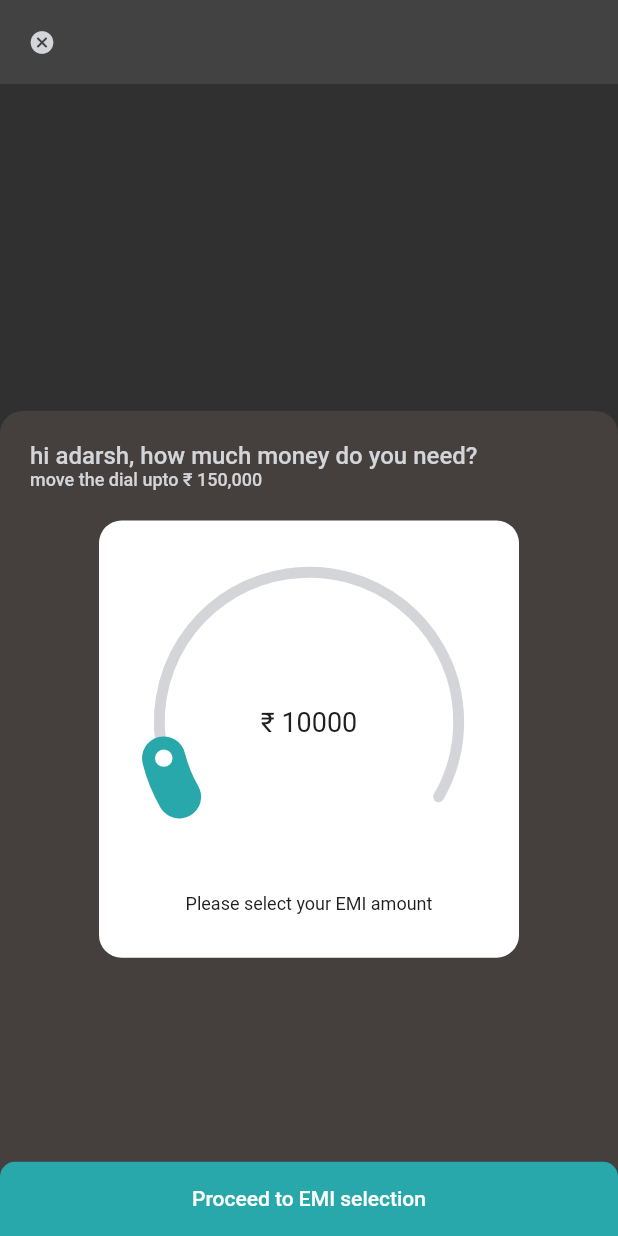
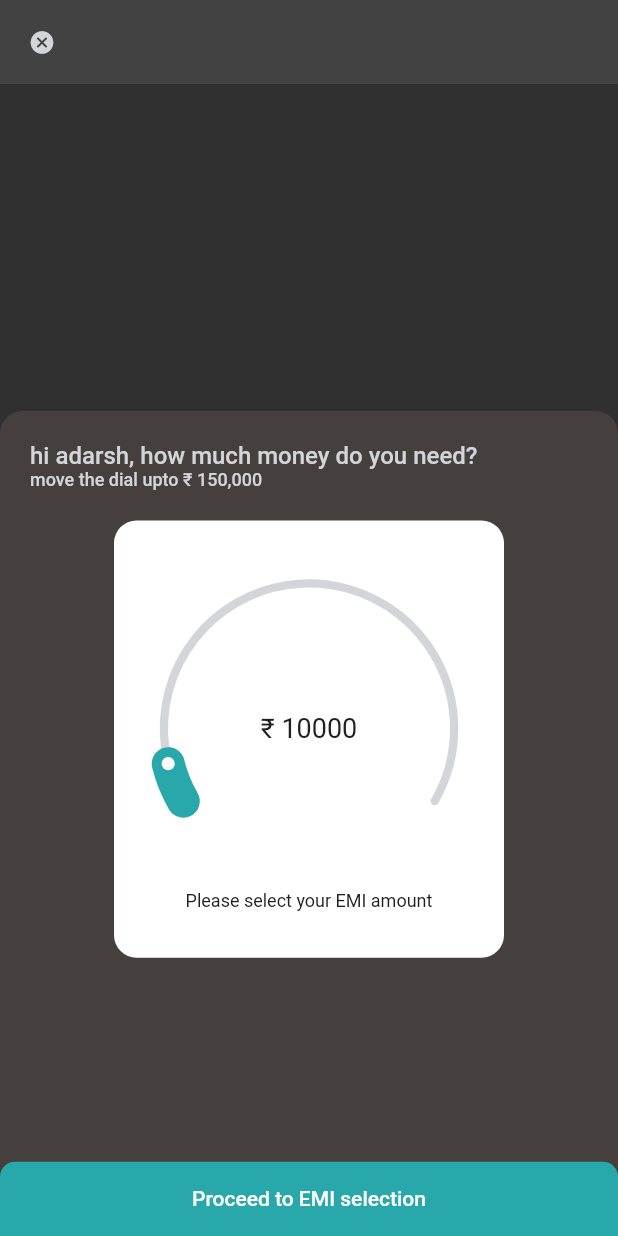
Before and after one commit to mayukhsil/cred_task, a Flutter app: the screen it shows after launch, after a tap on "Begin application", on a phone screen of 412 x 824 dp. Run offline on Flutter 3.47's test engine with Material 2 defaults, Android fonts, the phone set to English and light mode, and no system bars; drawn by our look-alikes of sleek_circular_slider; our stand-ins replace flutter_screenutil, freezed_annotation, hooks_riverpod, lottie.

Commit message:
code maintainance

```diff
--- a/lib/modules/landing_page/providers/landing_page_change_notifier.dart
+++ b/lib/modules/landing_page/providers/landing_page_change_notifier.dart
@@ -163,8 +163,8 @@ class LandingPageChangeNotifier with ChangeNotifier {
     _currentCardIndex = 0;
     _currentEMICardIndex = 1;
     _selectedBank = '';
-    _selectedTenurePeriod = 0;
-    _selectedTenureMonthlyAmount = 0;
+    _selectedTenurePeriod = 6;
+    _selectedTenureMonthlyAmount;
     _selectedBankCardIndex = 0;
   }
 
--- a/lib/modules/landing_page/widgets/amount_selection_slider_card.dart
+++ b/lib/modules/landing_page/widgets/amount_selection_slider_card.dart
@@ -68,14 +68,12 @@ class AmountSelectionSliderCard extends ConsumerWidget {
                     style: AppTextStyles.s12(fontType: FontType.MEDIUM,color: AppColor.appIceGrey),
                   )),
                   Flexible(child: SizedBox(height: 20.h,)),
-                  Visibility(
-                    visible: landingPageChangeNotifierProvider.zoneOneExtended,
-                    child: Flexible(
-                      flex: 4,
+                  Flexible(
+                    flex: 4,
+                    child: Visibility(
+                      visible: landingPageChangeNotifierProvider.zoneOneExtended,
                       child: Center(
                         child: Container(
-                          height: 300.h,
-                          width: 280.w,
                           decoration: BoxDecoration(
                             color: AppColor.appWhite,
                             borderRadius: BorderRadius.circular(15.sp),
@@ -83,9 +81,12 @@ class AmountSelectionSliderCard extends ConsumerWidget {
                           child: Padding(
                             padding: EdgeInsets.all(20.sp),
                             child: Column(
+                              mainAxisAlignment: MainAxisAlignment.center,
+                              crossAxisAlignment: CrossAxisAlignment.center,
+                              mainAxisSize: MainAxisSize.max,
                               children: [
                                 Flexible(
-                                  flex: 10,
+                                  flex: 6,
                                   child: SleekCircularSlider(
                                     initialValue: landingPageChangeNotifierProvider.selectedAmount,
                                     min: 0,
@@ -96,7 +97,7 @@ class AmountSelectionSliderCard extends ConsumerWidget {
                                         shadowColor: AppColor.appIceGrey,
                                         trackColor: AppColor.appIceGrey,
                                       ),
-                                      size: 290.sp,
+                                      size: 220.sp,
                                       infoProperties: InfoProperties(
                                         mainLabelStyle: AppTextStyles.s18(fontType: FontType.REGULAR
                                             ,color: AppColor.appDarkGrey),
@@ -119,7 +120,7 @@ class AmountSelectionSliderCard extends ConsumerWidget {
                             ),
                           ),
                         ),
-                      )
+                      ),
                     ),
                   )
                 ],
```
